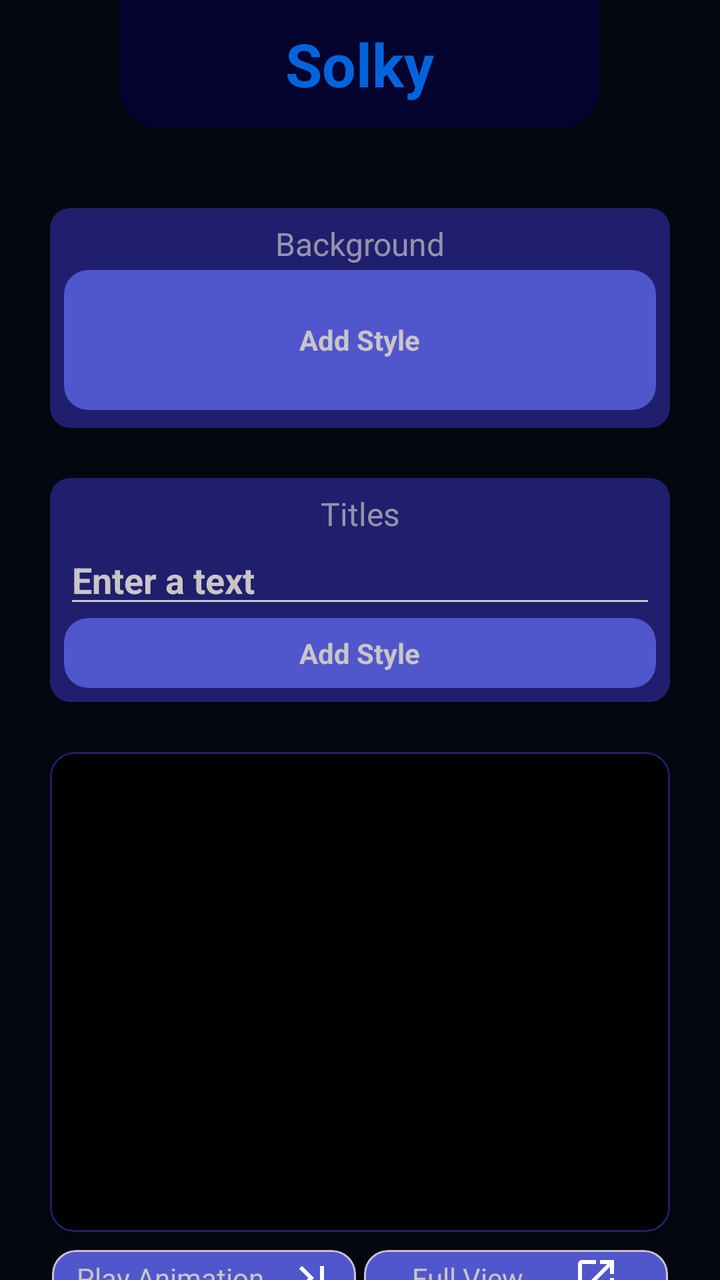
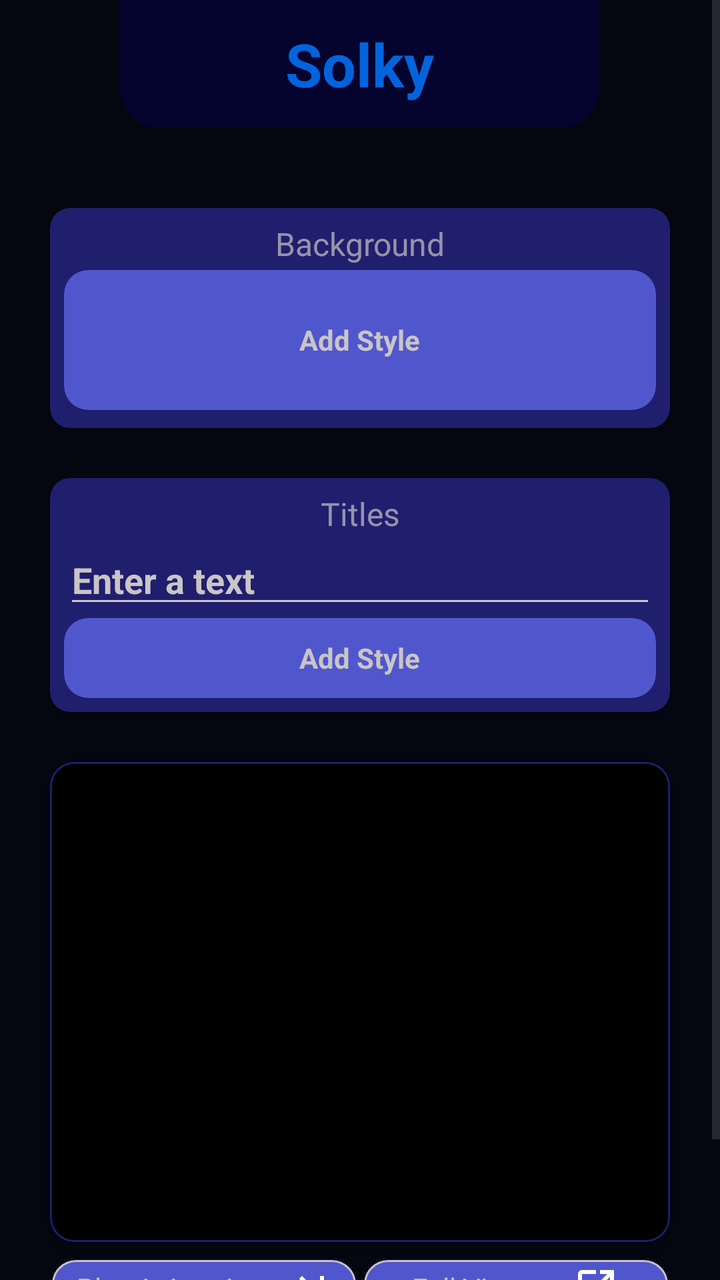

Screens rendered from an Android XML layout before and after an edit, with the pre-edit source and the edit as a unified diff.
<!-- AndroidManifest.xml: application theme Theme.SocialLed -->
<!-- res/layout/fragment_create_signs.xml -->
<?xml version="1.0" encoding="utf-8"?>
<androidx.constraintlayout.widget.ConstraintLayout xmlns:android="http://schemas.android.com/apk/res/android"
    xmlns:tools="http://schemas.android.com/tools"
    android:layout_width="match_parent"
    android:layout_height="match_parent"
    xmlns:app="http://schemas.android.com/apk/res-auto"
    tools:context=".ui.createSigns.CreateSignsFragment"
    android:background="@color/primary">


    <FrameLayout
        android:id="@+id/toolbar"
        android:layout_width="0dp"
        app:layout_constraintStart_toStartOf="parent"
        app:layout_constraintEnd_toEndOf="parent"
        app:layout_constraintTop_toTopOf="parent"
        android:layout_marginHorizontal="60dp"
        style="@style/toolBar"
        android:layout_height="?attr/actionBarSize">

        <TextView
            android:layout_width="wrap_content"
            android:layout_height="wrap_content"
            android:textColor="@color/secondary"
            android:layout_gravity="center"
            android:textStyle="bold"
            android:textSize="30sp"
            android:layout_margin="10dp"
            android:text="@string/app_name"
            />

    </FrameLayout>

    <androidx.cardview.widget.CardView
        android:id="@+id/cvBackground"
        style="@style/cvHome"
        app:layout_constraintStart_toStartOf="parent"
        app:layout_constraintEnd_toEndOf="parent"
        app:layout_constraintTop_toBottomOf="@id/toolbar"
        android:layout_marginHorizontal="25dp"
        android:layout_marginTop="40dp"
        >

        <androidx.constraintlayout.widget.ConstraintLayout
            android:layout_width="match_parent"
            android:layout_height="match_parent"
            android:paddingHorizontal="7dp">

            <TextView
                android:id="@+id/tvBackground"
                android:layout_width="0dp"
                android:layout_height="wrap_content"
                android:layout_marginTop="7dp"
                android:text="@string/background"
                android:textAlignment="center"
                app:layout_constraintStart_toStartOf="parent"
                app:layout_constraintEnd_toEndOf="parent"
                app:layout_constraintTop_toTopOf="parent"
                android:textSize="16sp"
                android:textColor="@color/secondarySecond"
                android:alpha="0.7"

                />

            <com.google.android.material.card.MaterialCardView
                android:id="@+id/btnStyleBackground"
                android:layout_width="0dp"
                android:layout_height="70dp"
                app:layout_constraintStart_toStartOf="parent"
                app:layout_constraintBottom_toBottomOf="parent"
                app:layout_constraintEnd_toEndOf="parent"
                app:layout_constraintTop_toBottomOf="@id/tvBackground"
                style="@style/ButtonStyle">

                <TextView
                    android:id="@+id/tvStyleBackground"
                    android:layout_width="wrap_content"
                    android:layout_height="wrap_content"
                    android:text="@string/style"
                    style="@style/textStyle"
                    />


            </com.google.android.material.card.MaterialCardView>







        </androidx.constraintlayout.widget.ConstraintLayout>


    </androidx.cardview.widget.CardView>

    <androidx.cardview.widget.CardView
        android:id="@+id/cvTitle"
        style="@style/cvHome"
        android:layout_height="wrap_content"
        app:layout_constraintStart_toStartOf="parent"
        app:layout_constraintEnd_toEndOf="parent"
        app:layout_constraintTop_toBottomOf="@id/cvBackground"
        android:layout_margin="25dp">

        <androidx.constraintlayout.widget.ConstraintLayout
            android:layout_width="match_parent"
            android:layout_height="match_parent"
            android:paddingHorizontal="7dp">

            <TextView
                android:id="@+id/tvTitle"
                android:layout_width="0dp"
                android:layout_height="wrap_content"
                android:text="@string/title"
                android:textAlignment="center"
                android:layout_marginTop="7dp"
                app:layout_constraintStart_toStartOf="parent"
                app:layout_constraintEnd_toEndOf="parent"
                app:layout_constraintTop_toTopOf="parent"
                android:textSize="16sp"
                android:textColor="@color/secondarySecond"
                android:alpha="0.7"

                />

            <EditText
                android:id="@+id/etText"
                android:layout_width="0dp"
                android:layout_height="wrap_content"
                app:layout_constraintStart_toStartOf="parent"
                app:layout_constraintEnd_toEndOf="parent"
                app:layout_constraintTop_toBottomOf="@id/tvTitle"
                android:hint="@string/enter_text"
                android:textSize="18sp"
                android:textStyle="bold"
                android:backgroundTint="@color/secondarySecond"
                android:textColorHint="@color/secondarySecond"
                android:textColor="@color/secondarySecond"

                />

            <com.google.android.material.card.MaterialCardView
                android:id="@+id/btnStyleTitle"
                android:layout_width="0dp"
                android:layout_height="35dp"
                app:layout_constraintStart_toStartOf="parent"
                app:layout_constraintBottom_toBottomOf="parent"
                app:layout_constraintEnd_toEndOf="parent"
                app:layout_constraintTop_toBottomOf="@id/etText"
                style="@style/ButtonStyle">

                <TextView
                    android:id="@+id/tvStyleTitle"
                    android:layout_width="wrap_content"
                    android:layout_height="wrap_content"
                    android:text="@string/style"
                    style="@style/textStyle"
                    />


            </com.google.android.material.card.MaterialCardView>




        </androidx.constraintlayout.widget.ConstraintLayout>



    </androidx.cardview.widget.CardView>





    <com.google.android.material.card.MaterialCardView
        android:id="@+id/cvViewPreview"
        android:layout_width="0dp"
        android:layout_height="240dp"
        app:layout_constraintStart_toStartOf="parent"
        app:layout_constraintEnd_toEndOf="parent"
        app:layout_constraintTop_toBottomOf="@id/cvTitle"
        android:layout_margin="25dp"
        app:cardBackgroundColor="@color/black"
        app:strokeColor="@color/primarySecond"
        app:rippleColor="@color/transparent"
        app:cardElevation="4dp"
        app:layout_constraintBottom_toTopOf="@id/cvManagementButtons">





    </com.google.android.material.card.MaterialCardView>

    <com.google.android.material.card.MaterialCardView
        android:id="@+id/cvManagementButtons"
        android:layout_width="0dp"
        android:layout_height="30dp"
        app:layout_constraintStart_toStartOf="parent"
        app:layout_constraintEnd_toEndOf="parent"
        app:layout_constraintTop_toBottomOf="@id/cvViewPreview"
        android:layout_marginHorizontal="25dp"
        android:layout_marginTop="8dp"
        app:cardBackgroundColor="@color/transparent"
        app:strokeColor="@color/transparent"
        >

        <androidx.constraintlayout.widget.ConstraintLayout
            android:layout_width="match_parent"
            android:layout_height="match_parent"
            android:background="@color/transparent"
            android:padding="1dp">



            <com.google.android.material.card.MaterialCardView
                android:id="@+id/btnPlayAnimation"
                android:layout_width="0dp"
                android:layout_height="0dp"
                app:layout_constraintStart_toStartOf="parent"
                app:layout_constraintTop_toTopOf="parent"
                app:layout_constraintBottom_toBottomOf="parent"
                app:layout_constraintEnd_toStartOf="@id/btnFullView"
                app:cardBackgroundColor="@color/tertiarySecond"
                android:clickable="true"
                app:cardElevation="4dp"
                android:layout_marginRight="4dp"


                >

                <androidx.constraintlayout.widget.ConstraintLayout
                    android:layout_width="match_parent"
                    android:layout_height="match_parent">

                    <androidx.appcompat.widget.AppCompatTextView
                        android:id="@+id/tvPlayAnimation"
                        android:layout_width="0dp"
                        android:layout_height="match_parent"
                        app:layout_constraintStart_toStartOf="parent"
                        app:layout_constraintTop_toTopOf="parent"
                        app:layout_constraintBottom_toBottomOf="parent"
                        app:layout_constraintEnd_toStartOf="@id/ivPlayAnimation"
                        android:textColor="@color/secondarySecond"
                        android:gravity="center"
                        android:text="@string/play_animation"
                        />

                    <ImageView
                        android:id="@+id/ivPlayAnimation"
                        android:layout_width="wrap_content"
                        android:layout_height="match_parent"
                        app:layout_constraintStart_toEndOf="@id/tvPlayAnimation"
                        app:layout_constraintTop_toTopOf="parent"
                        app:layout_constraintBottom_toBottomOf="parent"
                        app:layout_constraintEnd_toEndOf="parent"
                        android:src="@drawable/ic_play_animation"
                        android:layout_marginRight="10dp"

                        />

                </androidx.constraintlayout.widget.ConstraintLayout>



            </com.google.android.material.card.MaterialCardView>

            <com.google.android.material.card.MaterialCardView
                android:id="@+id/btnFullView"
                android:layout_width="0dp"
                android:layout_height="0dp"
                app:layout_constraintStart_toEndOf="@id/btnPlayAnimation"
                app:layout_constraintTop_toTopOf="parent"
                app:layout_constraintBottom_toBottomOf="parent"
                app:layout_constraintEnd_toEndOf="parent"
                app:cardBackgroundColor="@color/tertiarySecond"
                android:clickable="true"

                >

                <androidx.constraintlayout.widget.ConstraintLayout
                    android:layout_width="match_parent"
                    android:layout_height="match_parent"
                    android:background="@color/transparent">

                    <androidx.appcompat.widget.AppCompatTextView
                        android:id="@+id/tvFullView"
                        android:layout_width="wrap_content"
                        android:layout_height="match_parent"
                        android:textColor="@color/secondarySecond"
                        android:gravity="center"
                        app:layout_constraintStart_toStartOf="parent"
                        app:layout_constraintTop_toTopOf="parent"
                        app:layout_constraintBottom_toBottomOf="parent"
                        app:layout_constraintEnd_toStartOf="@id/ivFullView"
                        android:text="@string/full_view"
                        />

                    <ImageView
                        android:id="@+id/ivFullView"
                        android:layout_width="wrap_content"
                        android:layout_height="match_parent"
                        app:layout_constraintStart_toEndOf="@id/tvFullView"
                        app:layout_constraintTop_toTopOf="parent"
                        app:layout_constraintBottom_toBottomOf="parent"
                        app:layout_constraintEnd_toEndOf="parent"
                        android:src="@drawable/ic_view_complete"

                        />

                </androidx.constraintlayout.widget.ConstraintLayout>



            </com.google.android.material.card.MaterialCardView>


        </androidx.constraintlayout.widget.ConstraintLayout>

    </com.google.android.material.card.MaterialCardView>


    <ImageButton
        android:id="@+id/btnUndo"
        android:layout_width="wrap_content"
        android:layout_height="wrap_content"
        android:background="@drawable/ic_undo"
        app:layout_constraintStart_toStartOf="parent"
        app:layout_constraintTop_toBottomOf="@id/cvManagementButtons"
        android:layout_marginTop="10dp"
        android:layout_marginLeft="150dp" />

    <ImageButton
        android:id="@+id/btnSave"
        android:layout_width="wrap_content"
        android:layout_height="wrap_content"
        android:background="@drawable/ic_save"
        app:layout_constraintStart_toEndOf="@id/btnUndo"
        app:layout_constraintTop_toBottomOf="@id/cvManagementButtons"
        android:layout_marginTop="10dp"
        android:layout_marginLeft="23dp"

        />



</androidx.constraintlayout.widget.ConstraintLayout>
<!-- resources referenced by this layout -->
<resources>
  <color name="black">#FF000000</color>
  <color name="primary">#040710</color>
  
      //ACTIVITY FULL VIEW
  <color name="primarySecond">#1F1F6E</color>
  <color name="secondary">#0264DC</color>
  <color name="secondarySecond">#CAC5C5</color>
  <color name="tertiarySecond">#5057CD</color>
  <color name="transparent">#00000000</color>
  <!-- drawable ic_play_animation (drawable) -->
  <vector android:autoMirrored="true" android:height="24dp"
      android:tint="#FFFFFF" android:viewportHeight="24"
      android:viewportWidth="24" android:width="24dp" xmlns:android="http://schemas.android.com/apk/res/android">
      <path android:fillColor="@android:color/white" android:pathData="M5.59,7.41L10.18,12l-4.59,4.59L7,18l6,-6 -6,-6zM16,6h2v12h-2z"/>
  </vector>
  <!-- drawable ic_undo (drawable) -->
  <vector xmlns:android="http://schemas.android.com/apk/res/android"
      android:width="50dp"
      android:height="50dp"
      android:viewportWidth="960"
      android:viewportHeight="960"
      android:autoMirrored="true">
    <path
        android:fillColor="@color/tertiarySecond"
        android:pathData="M760,720L760,600Q760,542.31 718.85,501.15Q677.69,460 620,460L236.85,460L400.85,624L372.31,652.31L160,440L372.31,227.69L400.85,256L236.85,420L620,420Q694.54,420 747.27,472.73Q800,525.46 800,600L800,720L760,720Z"/>
  </vector>
  <!-- drawable ic_view_complete (drawable) -->
  <vector android:autoMirrored="true" android:height="24dp"
      android:tint="#FFFFFF" android:viewportHeight="24"
      android:viewportWidth="24" android:width="24dp" xmlns:android="http://schemas.android.com/apk/res/android">
      <path android:fillColor="@android:color/white" android:pathData="M19,19H5V5h7V3H5c-1.11,0 -2,0.9 -2,2v14c0,1.1 0.89,2 2,2h14c1.1,0 2,-0.9 2,-2v-7h-2v7zM14,3v2h3.59l-9.83,9.83 1.41,1.41L19,6.41V10h2V3h-7z"/>
  </vector>
  <string name="app_name">Solky</string>
  <string name="background">Background</string>
  <string name="enter_text">Enter a text</string>
  <string name="full_view">Full View</string>
  
  
      //DIALOG TITLE
  <string name="play_animation">Play Animation</string>
  <string name="style">Add Style</string>
  <string name="title">Titles</string>
  <style name="ButtonStyle">
          <item name="cardBackgroundColor">@color/tertiarySecond</item>
          <item name="android:layout_marginBottom">7dp</item>
          <item name="strokeWidth">0dp</item>
          <item name="android:clickable">true</item>
  
      </style>
  <style name="cvHome">
          <item name="android:layout_height">110dp</item>
          <item name="android:layout_width">0dp</item>
          <item name="cardBackgroundColor">@color/primarySecond</item>
          <item name="cardCornerRadius">10dp</item>
      </style>
  <style name="textStyle">
          <item name="android:textSize">14sp</item>
          <item name="android:textStyle">bold</item>
          <item name="android:textColor">@color/secondarySecond</item>
          <item name="android:layout_gravity">center</item>
      </style>
  <style name="toolBar">
          <item name="android:background">@drawable/border_toolbar</item>
  
      </style>
  <style name="Theme.SocialLed" parent="Base.Theme.SocialLed" />
  <!-- drawable border_toolbar (drawable) -->
  <?xml version="1.0" encoding="utf-8"?>
  <shape xmlns:android="http://schemas.android.com/apk/res/android">
  
      <solid android:color="@color/tertiary"/>
  
      <corners android:bottomLeftRadius="20dp"
          android:bottomRightRadius="20dp"
          />
  
  
  </shape>
  <style name="Base.Theme.SocialLed" parent="Theme.Material3.DayNight.NoActionBar">
  
          <item name="fontFamily">@font/dmsan</item>
          <item name="android:statusBarColor">@color/tertiary</item>
  
      </style>
  <color name="tertiary">#04042E</color>
  <!-- unchanged entries left out for length: 1 -->
</resources>

<!-- the commit's change to res/layout/fragment_create_signs.xml (unified diff, before → after) -->
@@ -8,6 +8,19 @@
     android:background="@color/primary">
 
 
+    <ScrollView
+        android:layout_width="match_parent"
+        android:layout_height="match_parent"
+        app:layout_constraintStart_toStartOf="parent"
+        app:layout_constraintTop_toTopOf="parent"
+        app:layout_constraintEnd_toEndOf="parent"
+        app:layout_constraintBottom_toBottomOf="parent"
+        android:fillViewport="true">
+
+        <androidx.constraintlayout.widget.ConstraintLayout
+            android:layout_width="match_parent"
+            android:layout_height="wrap_content">
+
     <FrameLayout
         android:id="@+id/toolbar"
         android:layout_width="0dp"
@@ -25,11 +38,15 @@
             android:layout_gravity="center"
             android:textStyle="bold"
             android:textSize="30sp"
+            android:elevation="1dp"
             android:layout_margin="10dp"
             android:text="@string/app_name"
             />
 
     </FrameLayout>
+
+
+
 
     <androidx.cardview.widget.CardView
         android:id="@+id/cvBackground"
@@ -126,24 +143,27 @@
 
             <EditText
                 android:id="@+id/etText"
-                android:layout_width="0dp"
+                android:layout_width="match_parent"
                 android:layout_height="wrap_content"
                 app:layout_constraintStart_toStartOf="parent"
                 app:layout_constraintEnd_toEndOf="parent"
                 app:layout_constraintTop_toBottomOf="@id/tvTitle"
+                app:layout_constraintBottom_toTopOf="@id/btnStyleTitle"
                 android:hint="@string/enter_text"
                 android:textSize="18sp"
                 android:textStyle="bold"
                 android:backgroundTint="@color/secondarySecond"
                 android:textColorHint="@color/secondarySecond"
                 android:textColor="@color/secondarySecond"
+                android:inputType="text|textNoSuggestions"
+                android:maxLines="1"
 
                 />
 
             <com.google.android.material.card.MaterialCardView
                 android:id="@+id/btnStyleTitle"
                 android:layout_width="0dp"
-                android:layout_height="35dp"
+                android:layout_height="40dp"
                 app:layout_constraintStart_toStartOf="parent"
                 app:layout_constraintBottom_toBottomOf="parent"
                 app:layout_constraintEnd_toEndOf="parent"
@@ -176,7 +196,7 @@
 
     <com.google.android.material.card.MaterialCardView
         android:id="@+id/cvViewPreview"
-        android:layout_width="0dp"
+        android:layout_width="match_parent"
         android:layout_height="240dp"
         app:layout_constraintStart_toStartOf="parent"
         app:layout_constraintEnd_toEndOf="parent"
@@ -345,5 +365,10 @@
         />
 
 
+        </androidx.constraintlayout.widget.ConstraintLayout>
+
+    </ScrollView>
+
+
 
 </androidx.constraintlayout.widget.ConstraintLayout>
<!-- resource entries referenced after the edit -->
@@ -37,8 +37,7 @@
   <string name="enter_text">Enter a text</string>
   <string name="full_view">Full View</string>
   
-  
-      //DIALOG TITLE
+      //TOAST
   <string name="play_animation">Play Animation</string>
   <string name="style">Add Style</string>
   <string name="title">Titles</string>
@@ -72,6 +71,7 @@
   
       <solid android:color="@color/tertiary"/>
   
+  
       <corners android:bottomLeftRadius="20dp"
           android:bottomRightRadius="20dp"
           />
